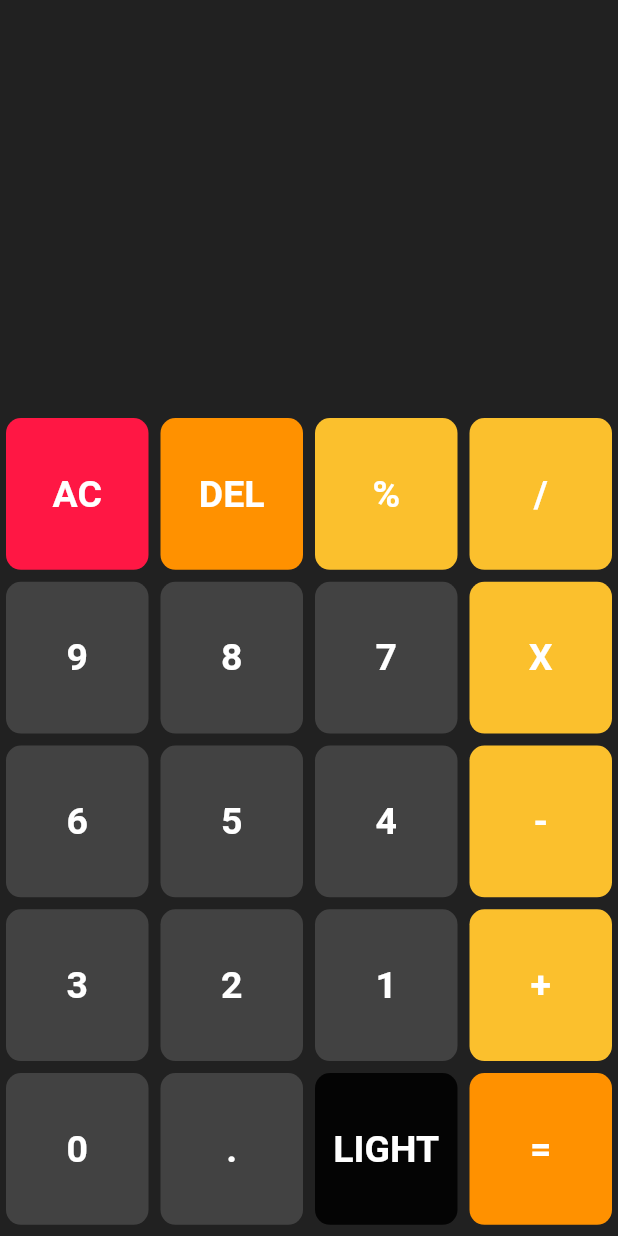
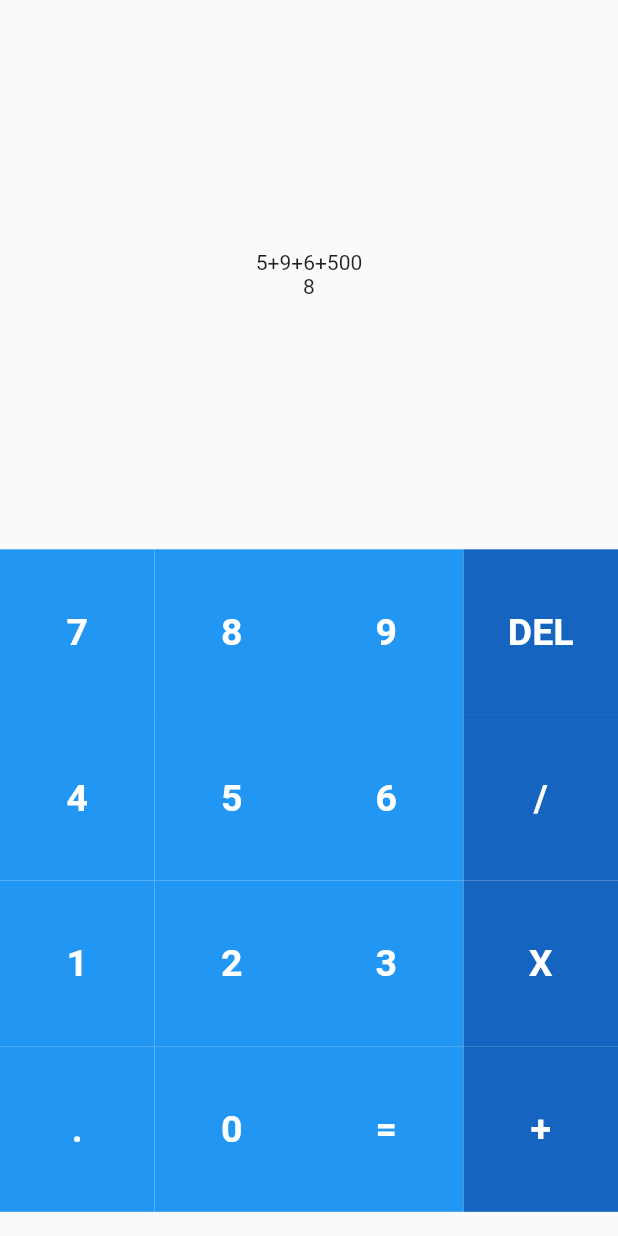
Before and after one commit to Hamdan985/Calculator_UI, a Flutter app: the screen it shows after launch, on a phone screen of 412 x 824 dp. Run offline on Flutter 3.47's test engine with Material 2 defaults, Android fonts, the phone set to English and light mode, and no system bars; our stand-ins replace math_expressions.

Commit message:
alternate material UI

```diff
--- /dev/null
+++ b/lib/Button.dart
@@ -0,0 +1,42 @@
+import 'package:flutter/material.dart';
+import 'CalculatorScreen.dart';
+
+class Button extends StatelessWidget {
+  final String buttonText;
+  final Function onTap;
+
+  Button({this.buttonText, this.onTap});
+
+  bool isOperator(buttonText) {
+    if (buttonText == 'DEL' ||
+        buttonText == '/' ||
+        buttonText == 'X' ||
+        buttonText == '+') {
+      return true;
+    }
+    return false;
+  }
+
+  @override
+  Widget build(BuildContext context) {
+    return InkWell(
+      onTap: () {
+        print(buttonText);
+        onTap();
+      },
+      child: Container(
+        padding: EdgeInsets.all(8.0),
+        color: isOperator(buttonText) ? Colors.blue[800] : Colors.blue,
+        child: Center(
+          child: Text(
+            buttonText,
+            style: TextStyle(
+                color: Colors.white,
+                fontSize: 25.0,
+                fontWeight: FontWeight.bold),
+          ),
+        ),
+      ),
+    );
+  }
+}
--- /dev/null
+++ b/lib/CalculatorScreen.dart
@@ -0,0 +1,84 @@
+import 'package:flutter/material.dart';
+import 'package:math_expressions/math_expressions.dart';
+import 'Button.dart';
+
+class CalculatorScreen extends StatefulWidget {
+  @override
+  _CalculatorScreenState createState() => _CalculatorScreenState();
+}
+
+class _CalculatorScreenState extends State<CalculatorScreen> {
+  final List<String> buttons = [
+    '7',
+    '8',
+    '9',
+    'DEL',
+    '4',
+    '5',
+    '6',
+    '/',
+    '1',
+    '2',
+    '3',
+    'X',
+    '.',
+    '0',
+    '=',
+    '+'
+  ];
+
+  final String question = '5+9+6+500';
+  final String answer = '8';
+
+  buttonPressed() {}
+
+  @override
+  Widget build(BuildContext context) {
+    return Scaffold(
+      body: SafeArea(
+        child: Column(
+          children: <Widget>[
+            Expanded(
+              flex: 4,
+              child: Column(
+                mainAxisAlignment: MainAxisAlignment.center,
+                children: <Widget>[
+                  // IconButton(
+                  //   onPressed: () {},
+                  //   icon: Icon(
+                  //     Icons.looks_3,
+                  //     size: 25.0,
+                  //   ),
+                  //   color: Colors.white,
+                  // ),
+                  Text(question),
+                  Text(answer),
+                ],
+              ),
+            ),
+            Expanded(
+              flex: 5,
+              child: Container(
+                // color: Colors.blue[500],
+                child: GridView.builder(
+                    shrinkWrap: true,
+                    itemCount: buttons.length,
+                    gridDelegate: SliverGridDelegateWithFixedCrossAxisCount(
+                      crossAxisCount: 4,
+                      childAspectRatio: MediaQuery.of(context).size.width /
+                          (MediaQuery.of(context).size.height * 0.536),
+                    ),
+                    itemBuilder: (BuildContext context, int index) {
+                      return Button(
+                        buttonText: buttons[index],
+                        onTap: buttonPressed,
+                      );
+                    }),
+              ),
+            ),
+          ],
+        ),
+      ),
+    );
+  }
+}
--- a/lib/main.dart
+++ b/lib/main.dart
@@ -1,11 +1,11 @@
 import 'package:flutter/material.dart';
-import './screens/calculator_screen.dart';
+// import './screens/calculator_screen.dart';
+import 'CalculatorScreen.dart';
+import 'Button.dart';
 
 void main() {
   runApp(HomePage());
 }
-
-
 
 class HomePage extends StatelessWidget {
   @override
--- a/lib/widgets/button.dart
+++ b/lib/widgets/button.dart
@@ -6,28 +6,21 @@ class Button extends StatelessWidget {
   final String buttonText;
   final Function buttonTapped;
 
-  const Button({this.color, this.textColor, this.buttonText, this.buttonTapped});
+  const Button(
+      {this.color, this.textColor, this.buttonText, this.buttonTapped});
 
   @override
   Widget build(BuildContext context) {
     return GestureDetector(
       onTap: buttonTapped,
-      child: Padding(
-        padding: EdgeInsets.all(4.0),
       child: Container(
         padding: EdgeInsets.all(8.0),
-          decoration: BoxDecoration(
-            borderRadius: BorderRadius.circular(10.0),
         color: color,
-          ),
         child: Center(
           child: Text(
             buttonText,
             style: TextStyle(
-                  color: textColor,
-                  fontSize: 25.0,
-                  fontWeight: FontWeight.bold),
-            ),
+                color: textColor, fontSize: 25.0, fontWeight: FontWeight.bold),
           ),
         ),
       ),
```
Lines whose indentation alone changed are shown as unchanged.
